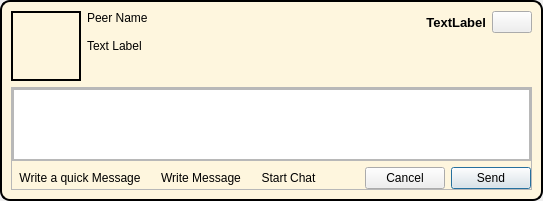
RetroShare/RetroShare, file retroshare-gui/src/gui/feeds/ChatMsgItem.ui: the form before one commit.
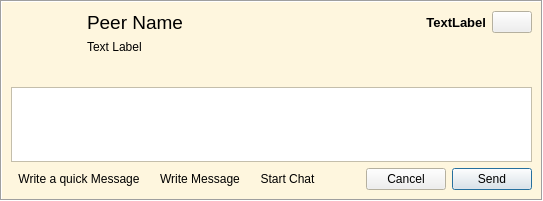
The form after the commit. Icons and pictures are not drawn. Custom widgets are drawn as their Qt base class.

What changed in the file:
```diff
--- a/retroshare-gui/src/gui/feeds/ChatMsgItem.ui
+++ b/retroshare-gui/src/gui/feeds/ChatMsgItem.ui
@@ -25,16 +25,51 @@
        <verstretch>0</verstretch>
       </sizepolicy>
      </property>
-     <property name="styleSheet">
-      <string notr="true">QFrame#frame{border: 2px solid black;
-         background-color:  #FEF6DE;
-border-radius: 10px}</string>
+     <property name="palette">
+      <palette>
+       <active>
+        <colorrole role="Window">
+         <brush brushstyle="SolidPattern">
+          <color alpha="255">
+           <red>254</red>
+           <green>246</green>
+           <blue>222</blue>
+          </color>
+         </brush>
+        </colorrole>
+       </active>
+       <inactive>
+        <colorrole role="Window">
+         <brush brushstyle="SolidPattern">
+          <color alpha="255">
+           <red>254</red>
+           <green>246</green>
+           <blue>222</blue>
+          </color>
+         </brush>
+        </colorrole>
+       </inactive>
+       <disabled>
+        <colorrole role="Window">
+         <brush brushstyle="SolidPattern">
+          <color alpha="255">
+           <red>254</red>
+           <green>246</green>
+           <blue>222</blue>
+          </color>
+         </brush>
+        </colorrole>
+       </disabled>
+      </palette>
+     </property>
+     <property name="autoFillBackground">
+      <bool>true</bool>
      </property>
      <property name="frameShape">
-      <enum>QFrame::StyledPanel</enum>
+      <enum>QFrame::Box</enum>
      </property>
      <property name="frameShadow">
-      <enum>QFrame::Raised</enum>
+      <enum>QFrame::Sunken</enum>
      </property>
      <layout class="QGridLayout" name="gridLayout_2">
       <property name="spacing">
@@ -56,11 +91,6 @@
             <height>70</height>
            </size>
           </property>
-          <property name="styleSheet">
-           <string notr="true">QWidget#avatar{border: 2px solid black;
-
-}</string>
-          </property>
          </widget>
         </item>
         <item row="1" column="0">
@@ -79,9 +109,11 @@
        </layout>
       </item>
       <item row="0" column="1">
-       <widget class="QLabel" name="peernameLabel">
-        <property name="styleSheet">
-         <string notr="true"/>
+       <widget class="QLabel" name="peerNameLabel">
+        <property name="font">
+         <font>
+          <pointsize>14</pointsize>
+         </font>
         </property>
         <property name="text">
          <string notr="true">Peer Name</string>
@@ -177,24 +209,12 @@
       </item>
       <item row="2" column="0" colspan="5">
        <widget class="QFrame" name="frame_2">
-        <property name="frameShape">
-         <enum>QFrame::StyledPanel</enum>
-        </property>
-        <property name="frameShadow">
-         <enum>QFrame::Raised</enum>
-        </property>
         <layout class="QGridLayout" name="gridLayout_4">
          <property name="margin">
           <number>0</number>
          </property>
          <item row="0" column="0" colspan="6">
-          <widget class="QFrame" name="messageframe">
-           <property name="frameShape">
-            <enum>QFrame::StyledPanel</enum>
-           </property>
-           <property name="frameShadow">
-            <enum>QFrame::Raised</enum>
-           </property>
+          <widget class="QFrame" name="messageFrame">
            <layout class="QGridLayout" name="gridLayout_3">
             <property name="margin">
              <number>0</number>
```
Left out of the diff: 5 changed lines with no effect on the pictures.
